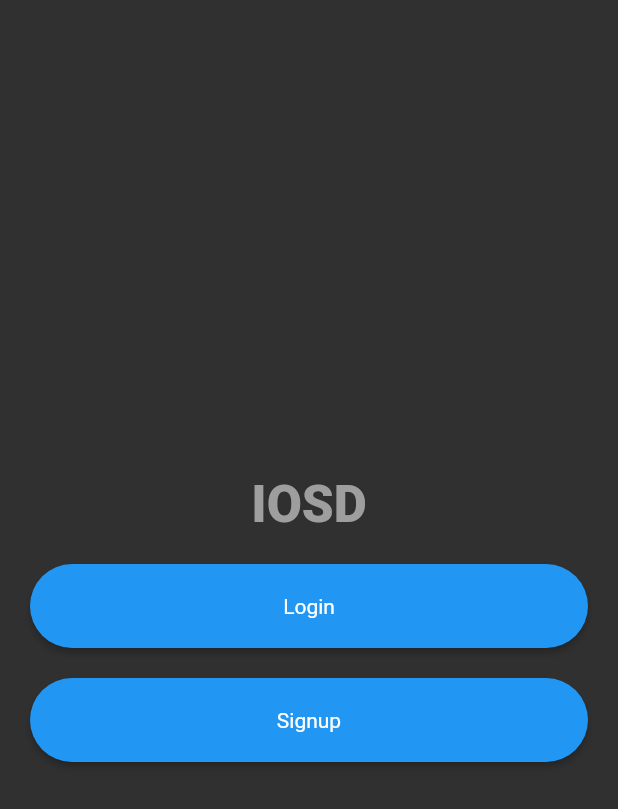
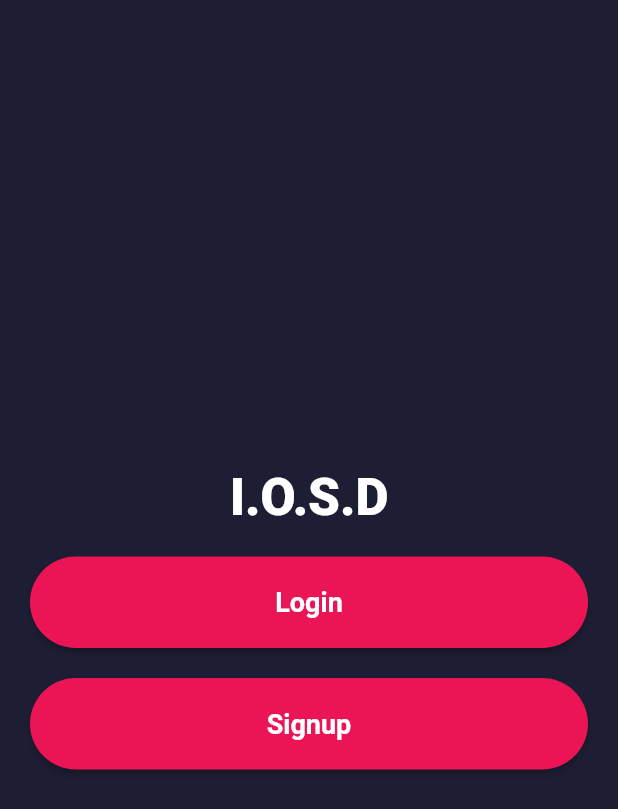
Before and after one commit to justdvnsh/iosd, a Flutter app: the screen it shows after launch, on a phone screen of 412 x 824 dp. Shown: the top 809 px of the screen. Run offline on Flutter 3.47's test engine with Material 2 defaults, Android fonts, the light colour scheme and no system bars.

Commit message:
completed welcome screen

```diff
--- a/iosd/lib/main.dart
+++ b/iosd/lib/main.dart
@@ -1,8 +1,9 @@
-import 'package:flutter/material.dart';
+import'package:flutter/material.dart';
 import 'package:iosd/screens/ChatScreen.dart';
 import 'package:iosd/screens/LoginScreen.dart';
 import 'package:iosd/screens/SignupScreen.dart';
 import 'screens/WelcomeScreen.dart';
+import 'utils/colors.dart';
 
 void main() => runApp(MyApp());
 
@@ -11,7 +12,11 @@ class MyApp extends StatelessWidget {
   @override
   Widget build(BuildContext context) {
     return MaterialApp(
-      theme: ThemeData.dark(),
+      theme: ThemeData.dark().copyWith(
+        primaryColor: PrimaryColor,
+        accentColor: AccentColor,
+        scaffoldBackgroundColor: PrimaryColor
+      ),
       initialRoute: WelcomeScreen.id,
       routes: {
         WelcomeScreen.id: (context) => WelcomeScreen(),
--- a/iosd/lib/screens/LoginScreen.dart
+++ b/iosd/lib/screens/LoginScreen.dart
@@ -11,6 +11,6 @@ class LoginScreen extends StatefulWidget {
 class _LoginScreenState extends State<LoginScreen> {
   @override
   Widget build(BuildContext context) {
-    return Container();
+    return Scaffold();
   }
 }
--- a/iosd/lib/screens/SignupScreen.dart
+++ b/iosd/lib/screens/SignupScreen.dart
@@ -11,6 +11,6 @@ class SignupScreen extends StatefulWidget {
 class _SignupScreenState extends State<SignupScreen> {
   @override
   Widget build(BuildContext context) {
-    return Container();
+    return Scaffold();
   }
 }
--- a/iosd/lib/screens/WelcomeScreen.dart
+++ b/iosd/lib/screens/WelcomeScreen.dart
@@ -1,6 +1,8 @@
 import 'package:flutter/material.dart';
 import 'package:iosd/utils/constants.dart';
 import 'package:iosd/utils/Buttons.dart';
+import 'LoginScreen.dart';
+import 'SignupScreen.dart';
 
 class WelcomeScreen extends StatefulWidget {
 
@@ -16,30 +18,34 @@ class _WelcomeScreenState extends State<WelcomeScreen> {
     return Scaffold(
       body: Center(
         child: Padding(
-          padding: const EdgeInsets.all(20.0),
+          padding: kPaddingWelcomeScreen,
           child: Column(
             mainAxisAlignment: MainAxisAlignment.center,
             crossAxisAlignment: CrossAxisAlignment.stretch,
             children: <Widget>[
               Center(
                 child: Text(
-                  "IOSD",
+                  kWelcomeText,
                   style: kTextStyleWelcomeScreen,
                 ),
               ),
               SizedBox(
-                height: 20.0,
+                height: kSizedBoxWelcomeScreenHeight,
               ),
               CustomButtons(
-                buttonText: "Login",
-                onPressed: () {},
+                buttonText: kLoginText,
+                onPressed: () {
+                  Navigator.push(context, MaterialPageRoute(builder: (context) => LoginScreen()));
+                },
               ),
               SizedBox(
-                height: 20.0,
+                height: kSizedBoxWelcomeScreenHeight,
               ),
               CustomButtons(
-                buttonText: "Signup",
-                onPressed: () {},
+                buttonText: kSignupText,
+                onPressed: () {
+                  Navigator.push(context, MaterialPageRoute(builder: (context) => SignupScreen()));
+                },
               ),
             ],
           ),
--- a/iosd/lib/utils/Buttons.dart
+++ b/iosd/lib/utils/Buttons.dart
@@ -1,5 +1,6 @@
 import 'package:flutter/material.dart';
 import 'constants.dart';
+import 'colors.dart';
 
 class CustomButtons extends StatelessWidget {
 
@@ -11,13 +12,14 @@ class CustomButtons extends StatelessWidget {
   @override
   Widget build(BuildContext context) {
     return RawMaterialButton(
-      fillColor: Colors.blue,
+      fillColor: AccentColor,
       shape: const StadiumBorder(),
       onPressed: onPressed,
       child: Padding(
-        padding: const EdgeInsets.all(20.0),
+        padding: kPaddingWelcomeScreen,
         child: Text(
-          buttonText
+          buttonText,
+          style: kButtonTextStyle,
         ),
       ),
     );
--- /dev/null
+++ b/iosd/lib/utils/colors.dart
@@ -0,0 +1,4 @@
+import 'package:flutter/material.dart';
+
+const PrimaryColor = Color(0XFF1D1E33);
+const AccentColor = Color(0XFFEB1555);
--- a/iosd/lib/utils/constants.dart
+++ b/iosd/lib/utils/constants.dart
@@ -1,7 +1,22 @@
 import 'package:flutter/material.dart';
 
+// size constants
+double kSizedBoxWelcomeScreenHeight = 20.0;
+var kPaddingWelcomeScreen = const EdgeInsets.all(20.0);
+
+// string constants
+String kWelcomeText = "I.O.S.D";
+String kSignupText = "Signup";
+String kLoginText = "Login";
+
+// style constants
 const kTextStyleWelcomeScreen = TextStyle(
   fontSize: 34.0,
   fontWeight: FontWeight.w900,
-  color: Colors.grey
+  color: Colors.white
 );
+
+const kButtonTextStyle = TextStyle(
+  fontWeight: FontWeight.bold,
+  fontSize: 18.0,
+);
```
